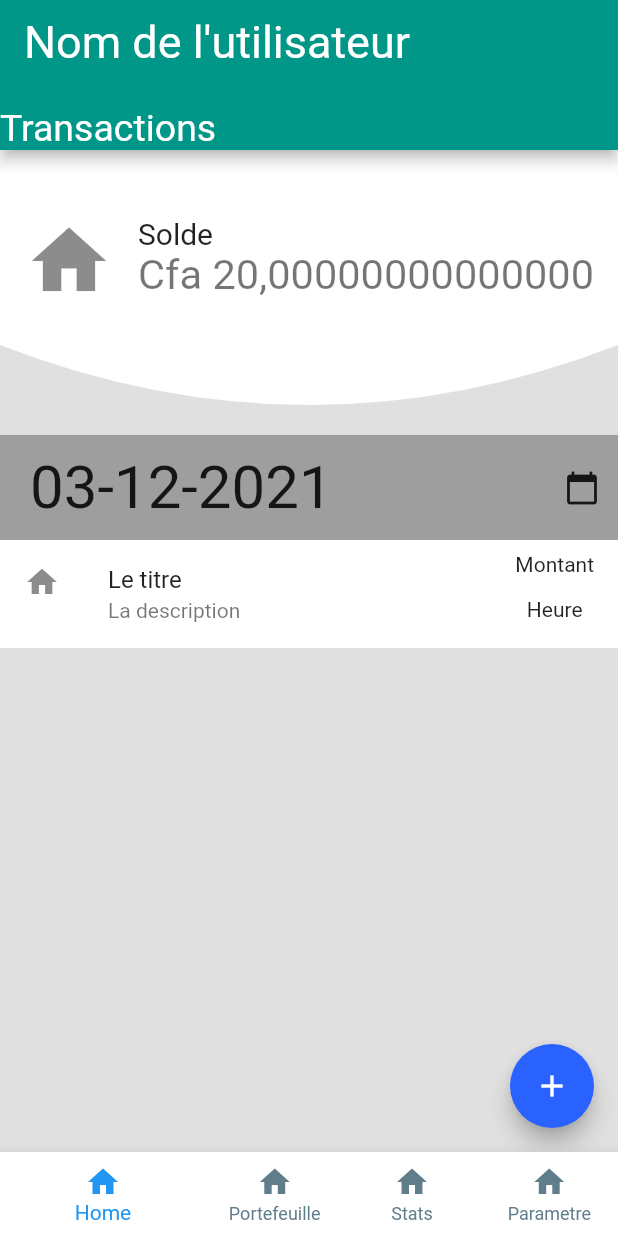
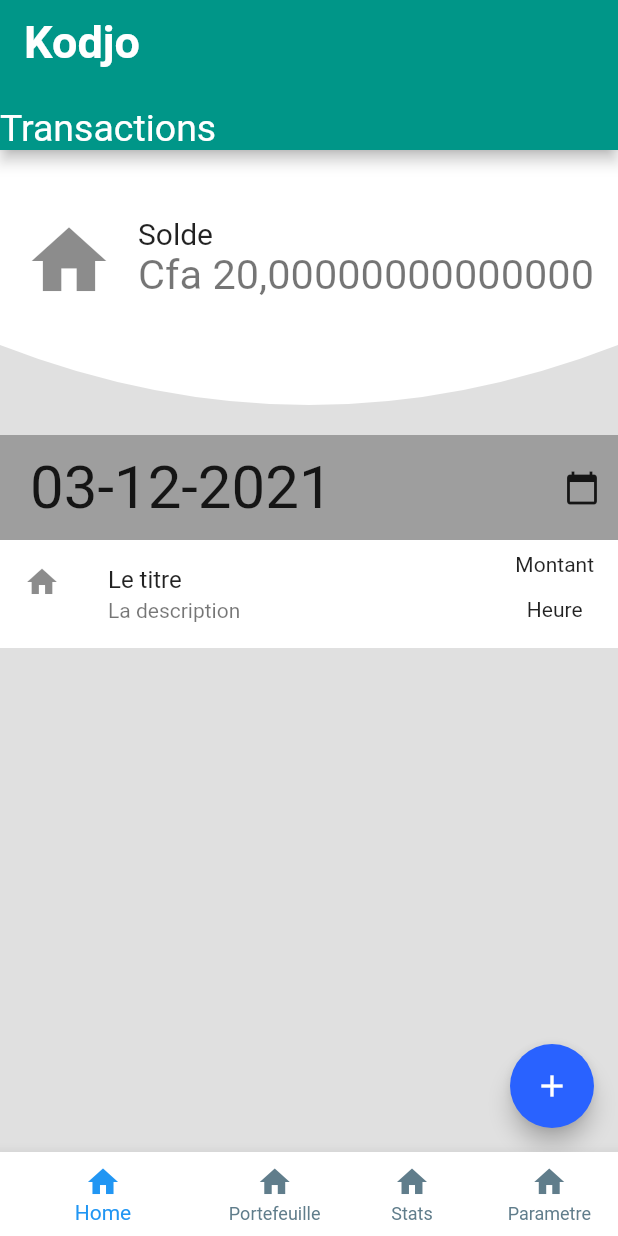
Before and after one commit to daRevrse/projet_suivi_depenses_2021, a Flutter app: the screen it shows after launch, on a phone screen of 412 x 824 dp. Run offline on Flutter 3.47's test engine with Material 2 defaults, Android fonts, the light colour scheme and no system bars.

Commit message:
Signed-off-by: daRevrse <95222903+daRevrse@users.noreply.github.com>

```diff
--- a/projet_suivi_de_depenses2021/lib/pages/page_parametre.dart
+++ b/projet_suivi_de_depenses2021/lib/pages/page_parametre.dart
@@ -14,8 +14,8 @@ class _ParametreState extends State<Parametre> {
       backgroundColor: Colors.grey[300],
       appBar: PreferredSize(
         preferredSize: Size.fromHeight(100),
-        child: AppBar(title: FittedBox(child: Text("Nom de l'utilisateur"),alignment: Alignment.center,),
-            titleTextStyle: TextStyle(fontSize: 30),
+        child: AppBar(title: FittedBox(child: Text("Kodjo"),alignment: Alignment.center,),
+            titleTextStyle: TextStyle(fontSize: 30,fontWeight: FontWeight.bold),
             backgroundColor: Colors.teal,
             //actions: [IconButton(onPressed: (){}, icon: Icon(Icons.calendar_today))],
             bottom: PreferredSize(
--- a/projet_suivi_de_depenses2021/lib/pages/page_portefeuille.dart
+++ b/projet_suivi_de_depenses2021/lib/pages/page_portefeuille.dart
@@ -19,8 +19,8 @@ class _PortefeuilleState extends State<Portefeuille> {
     return Scaffold(
       appBar: PreferredSize(
         preferredSize: Size.fromHeight(100),
-        child: AppBar(title: FittedBox(child: Text("Nom de l'utilisateur"),alignment: Alignment.center,),
-            titleTextStyle: TextStyle(fontSize: 30),
+        child: AppBar(title: FittedBox(child: Text("Kodjo"),alignment: Alignment.center,),
+            titleTextStyle: TextStyle(fontSize: 30,fontWeight: FontWeight.bold),
             backgroundColor: Colors.teal,
             //actions: [IconButton(onPressed: (){}, icon: Icon(Icons.calendar_today))],
             bottom: PreferredSize(
--- a/projet_suivi_de_depenses2021/lib/pages/page_stats.dart
+++ b/projet_suivi_de_depenses2021/lib/pages/page_stats.dart
@@ -1,3 +1,4 @@
+import 'package:flutter/cupertino.dart';
 import 'package:flutter/material.dart';
 
 class Stats extends StatefulWidget {
@@ -13,8 +14,8 @@ class _StatsState extends State<Stats> {
     return Scaffold(
       appBar: PreferredSize(
         preferredSize: Size.fromHeight(100),
-        child: AppBar(title: FittedBox(child: Text("Nom de l'utilisateur"),alignment: Alignment.center,),
-            titleTextStyle: TextStyle(fontSize: 30),
+        child: AppBar(title: FittedBox(child: Text("Kodjo"),alignment: Alignment.center,),
+            titleTextStyle: TextStyle(fontSize: 30,fontWeight: FontWeight.bold),
             backgroundColor: Colors.teal,
             //actions: [IconButton(onPressed: (){}, icon: Icon(Icons.calendar_today))],
             bottom: PreferredSize(
--- a/projet_suivi_de_depenses2021/lib/pages/page_transactions.dart
+++ b/projet_suivi_de_depenses2021/lib/pages/page_transactions.dart
@@ -20,8 +20,8 @@ class _TransactionState extends State<Transaction> {
     return Scaffold(
         appBar: PreferredSize(
           preferredSize: Size.fromHeight(100),
-          child: AppBar(title: FittedBox(child: Text("Nom de l'utilisateur"),alignment: Alignment.center,),
-            titleTextStyle: TextStyle(fontSize: 30),
+          child: AppBar(title: FittedBox(child: Text("Kodjo"),alignment: Alignment.center,),
+            titleTextStyle: TextStyle(fontSize: 30,fontWeight: FontWeight.bold),
             backgroundColor: Colors.teal,
             //actions: [IconButton(onPressed: (){}, icon: Icon(Icons.calendar_today))],
             bottom: PreferredSize(
```
